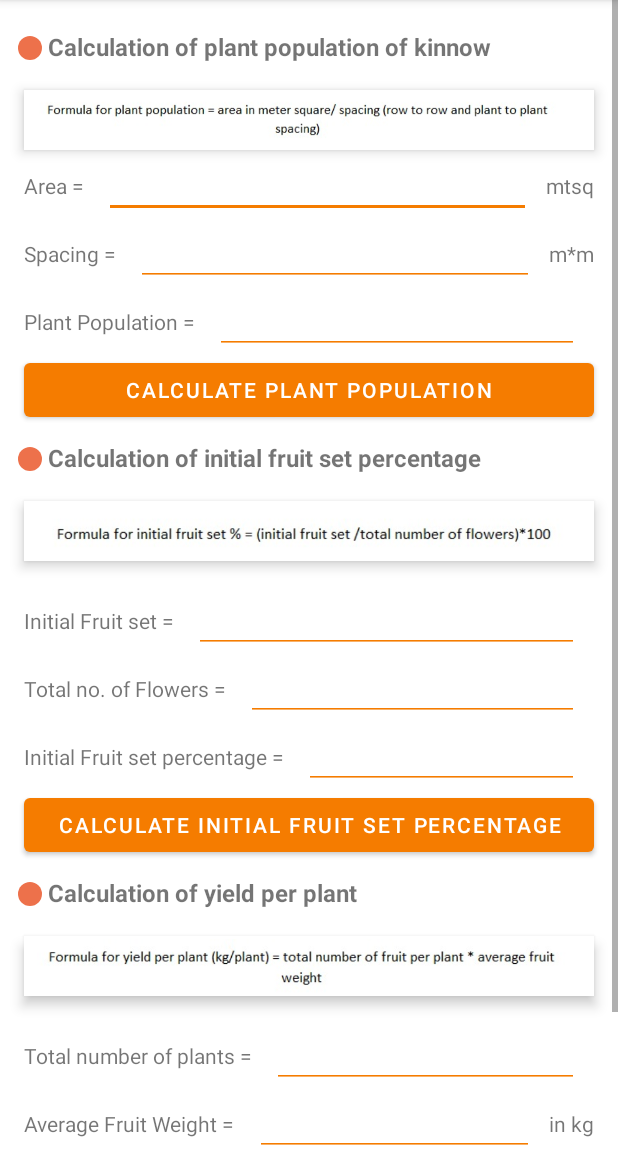
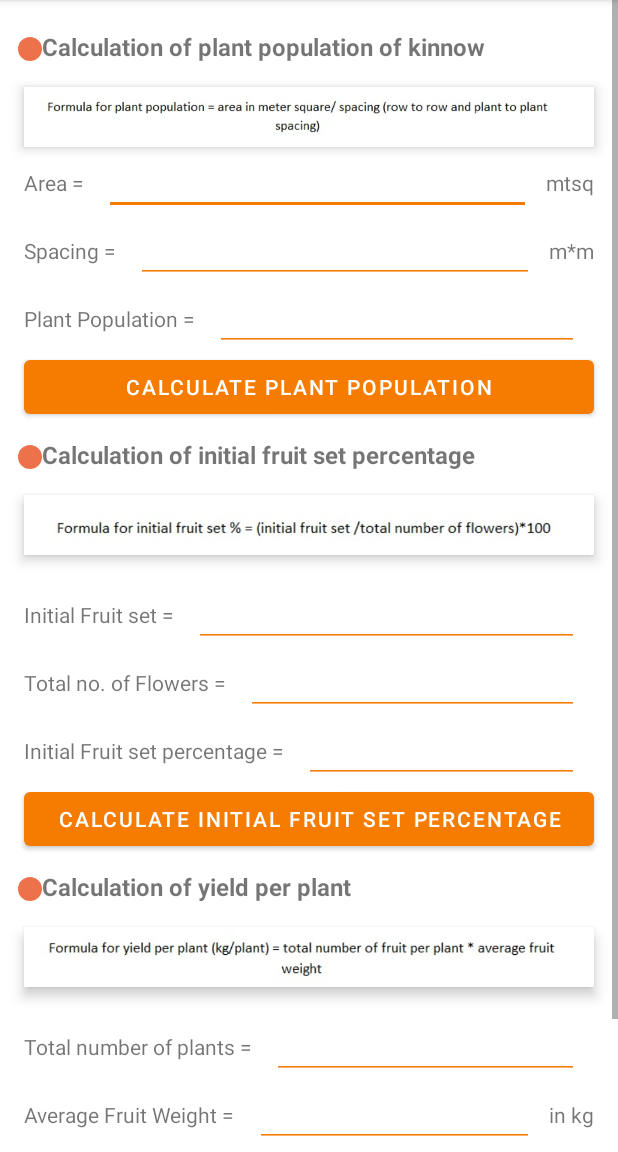
Before and after one commit to ranjan20000516/agriculture, an Android app: the FormulationActivity screen opened directly, with no data from a screen before it, on a phone screen of 412 x 824 dp, the part 84-1236 px from its top. Run offline under Robolectric (Android 15) with nearby library versions, the light colour scheme and no system bars; Roboto replaces fonts that are not available here.

Commit message:
drawable size changed

```diff
--- a/app/src/main/res/drawable/ic_baseline_fiber_manual_record_24.xml
+++ b/app/src/main/res/drawable/ic_baseline_fiber_manual_record_24.xml
@@ -1,5 +1,5 @@
-<vector android:height="24dp" android:tint="#ED714B"
-    android:viewportHeight="24" android:viewportWidth="24"
-    android:width="24dp" xmlns:android="http://schemas.android.com/apk/res/android">
+<vector android:height="20dp" android:tint="#ED714B"
+    android:viewportHeight="20" android:viewportWidth="20"
+    android:width="20dp" xmlns:android="http://schemas.android.com/apk/res/android">
     <path android:fillColor="@android:color/white" android:pathData="M12,12m-8,0a8,8 0,1 1,16 0a8,8 0,1 1,-16 0"/>
 </vector>
```
